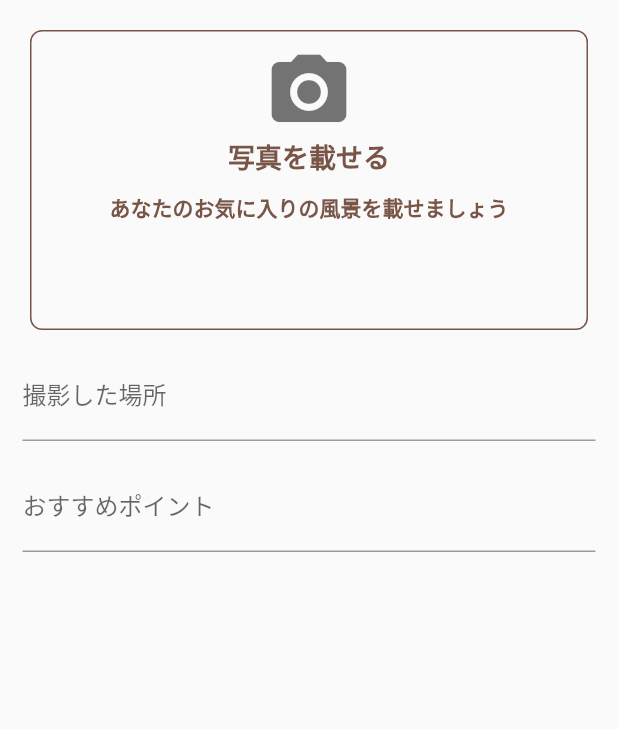
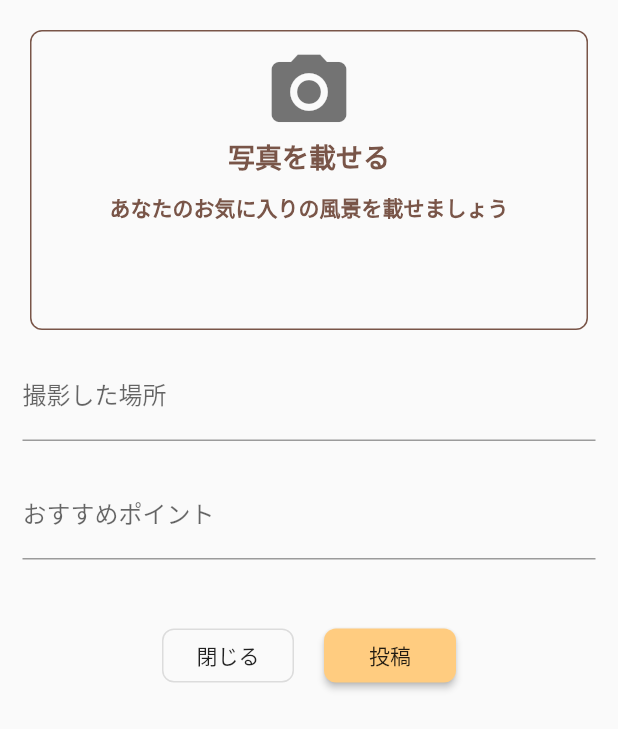
Before and after one commit to h-tko/neivy, a Flutter app: the HomeScreen screen opened by its route, after a tap on the "create" icon, on a phone screen of 412 x 824 dp. Shown: the top 729 px of the screen. Run offline on Flutter 3.47's test engine with Material 2 defaults, Android fonts, the phone set to English and light mode, and no system bars; our stand-ins replace firebase_crashlytics, firebase_storage, image_picker; accounts and stored records are empty; network calls fail; Roboto replaces fonts that are missing (Hiragino Kaku Gothic ProN).

Commit message:
ボタン設置

```diff
--- a/lib/config/colors.dart
+++ b/lib/config/colors.dart
@@ -1,3 +1,4 @@
 import 'package:flutter/material.dart';
 
 final primaryColor = Colors.deepPurple;
+final successColor = Colors.orange[200];
--- a/lib/ui/home/home_screen.dart
+++ b/lib/ui/home/home_screen.dart
@@ -1,4 +1,5 @@
 import 'package:flutter/material.dart';
+import 'package:neivy/config/colors.dart';
 import 'package:neivy/di/view_model_registry.dart';
 import 'package:neivy/ui/components/clipped_image.dart';
 import 'package:neivy/ui/regist/regist_screen.dart';
@@ -45,7 +46,7 @@ class HomeScreen extends StatelessWidget {
                     padding: EdgeInsets.all(5.0),
                     decoration: BoxDecoration(
                       shape: BoxShape.circle,
-                      color: Colors.amber[300],
+                      color: successColor,
                     ),
                     child: IconButton(
                       iconSize: 40.0,
--- a/lib/ui/regist/regist_screen.dart
+++ b/lib/ui/regist/regist_screen.dart
@@ -1,5 +1,6 @@
 import 'package:flutter/material.dart';
 import 'package:image_picker/image_picker.dart';
+import 'package:neivy/config/colors.dart';
 
 class RegistScreen extends StatelessWidget {
   @override
@@ -16,7 +17,7 @@ class RegistScreen extends StatelessWidget {
                 decoration: const InputDecoration(labelText: '撮影した場所'),
               ),
             ),
-            SizedBox(height: 15.0),
+            SizedBox(height: 20.0),
             Padding(
               padding: EdgeInsets.symmetric(horizontal: 15.0),
               child: TextField(
@@ -24,6 +25,29 @@ class RegistScreen extends StatelessWidget {
                 keyboardType: TextInputType.multiline,
                 decoration: const InputDecoration(labelText: 'おすすめポイント'),
               ),
+            ),
+            SizedBox(height: 40.0),
+            Row(
+              mainAxisAlignment: MainAxisAlignment.center,
+              children: <Widget>[
+                OutlineButton(
+                  child: Text("閉じる"),
+                  color: Colors.brown,
+                  shape: RoundedRectangleBorder(
+                    borderRadius: BorderRadius.circular(8.0),
+                  ),
+                  onPressed: () {},
+                ),
+                SizedBox(width: 20.0),
+                RaisedButton(
+                  child: Text("投稿"),
+                  color: successColor,
+                  shape: RoundedRectangleBorder(
+                    borderRadius: BorderRadius.circular(8.0),
+                  ),
+                  onPressed: () {},
+                ),
+              ],
             ),
           ],
         ),
```
Also changed, not shown: 4 other files.
